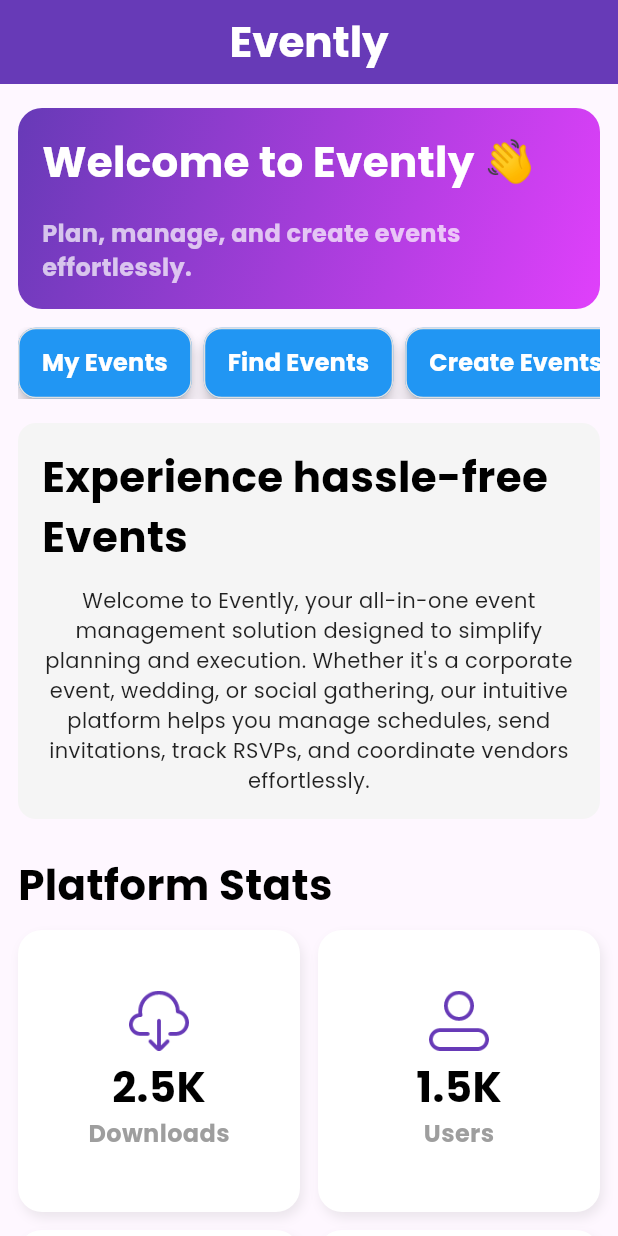
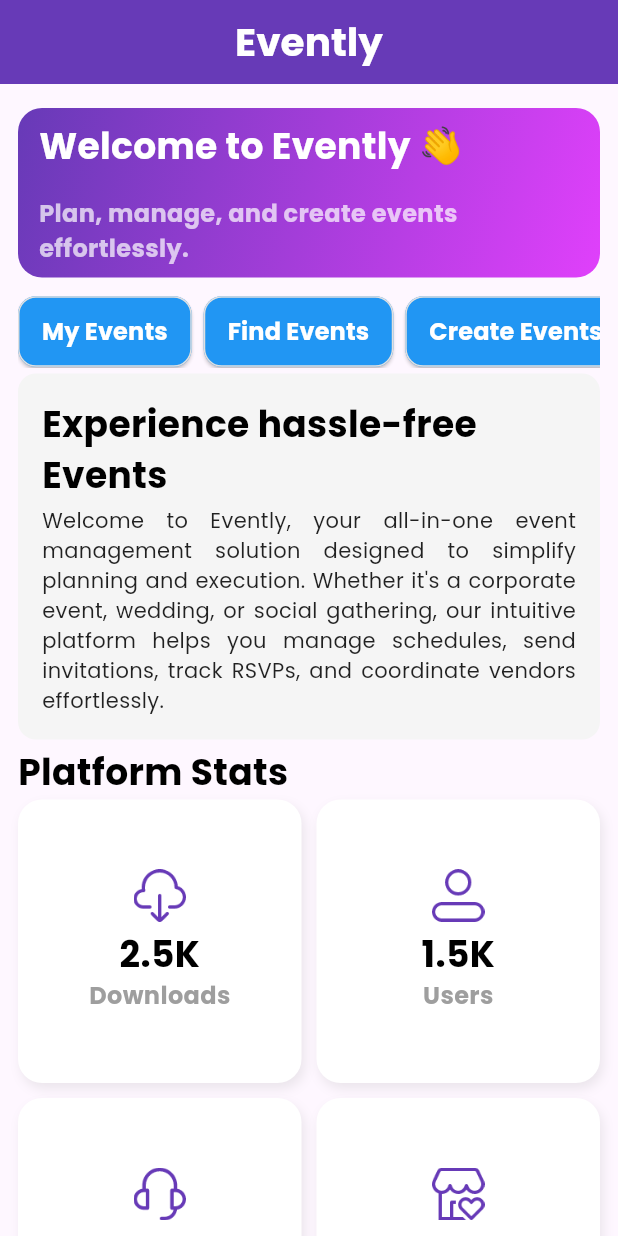
Before and after one commit to gtmpras/Evently, a Flutter app: the HomeScreen screen opened by its route, on a phone screen of 412 x 824 dp. Run offline on Flutter 3.47's test engine with Material 3 defaults, Android fonts, the phone set to English and light mode, and no system bars; our stand-ins replace cloud_firestore, firebase_auth, firebase_core, flutter_riverpod, go_router, google_fonts and 2 more; accounts and stored records are empty; statements that could not run were skipped.

Commit message:
re-structuring

```diff
--- a/lib/core/constants/font_constants.dart
+++ b/lib/core/constants/font_constants.dart
@@ -15,7 +15,7 @@ class AppFonts {
   );
 
   static TextStyle headingL = GoogleFonts.poppins(
-    fontSize: 28,
+    fontSize: 26,
     fontWeight: FontWeight.bold,
     color: Colors.black,
   );
--- a/lib/src/screens/home_screen.dart
+++ b/lib/src/presentations/home_screen.dart
@@ -36,11 +36,11 @@ class _HomeScreenState extends State<HomeScreen> {
                 _buildWelcomeBanner(),
                 VerticalGap.l,
                 _buildButtonRow(),
-                VerticalGap.xl,
+                VerticalGap.xs,
                 _buildDescriptionSection(),
-                VerticalGap.xxl,
-                Text("Platform Stats", style: AppFonts.headingL),
-                VerticalGap.m,
+                VerticalGap.xs,
+                Text("Platform Stats", style: AppFonts.heading),
+                VerticalGap.xxs,
                 _buildGridView(),
               ],
             ),
@@ -53,7 +53,7 @@ class _HomeScreenState extends State<HomeScreen> {
   Widget _buildWelcomeBanner() {
     return Container(
       width: double.infinity,
-      padding: const EdgeInsets.all(16),
+      padding: const EdgeInsets.symmetric(horizontal: 14, vertical: 8),
       decoration: BoxDecoration(
         gradient: LinearGradient(
           colors: [Colors.deepPurple, Colors.purpleAccent],
@@ -67,7 +67,7 @@ class _HomeScreenState extends State<HomeScreen> {
         children: [
           Text(
             "Welcome to Evently 👋",
-            style: AppFonts.headingL.copyWith(color: Colors.white),
+            style: AppFonts.heading.copyWith(color: Colors.white),
           ),
           VerticalGap.xl,
           Text(
@@ -88,9 +88,10 @@ class _HomeScreenState extends State<HomeScreen> {
           _buildStyledButton("Find Events", onPressed: () {}),
           _buildStyledButton(
             "Create Events",
-            onPressed: () {
-              context.push(AppRoutes.createEventPage);
-            },
+            onPressed: () => _buildCreateEvents(),
+            // () {
+            //   context.push(AppRoutes.createEventPage);
+            // },
           ),
           _buildStyledButton(
             "Sign Out",
@@ -99,6 +100,37 @@ class _HomeScreenState extends State<HomeScreen> {
           ),
         ],
       ),
+    );
+  }
+
+  _buildCreateEvents() {
+    return showModalBottomSheet(
+      context: context,
+      builder:
+          (_) => Container(
+            padding: const EdgeInsets.all(16),
+            child: Column(
+              mainAxisSize: MainAxisSize.min,
+              children: [
+                Text("Create New Event", style: AppFonts.heading),
+                VerticalGap.xs,
+                TextField(
+                  decoration: InputDecoration(
+                    labelText: "Event Name",
+                    border: OutlineInputBorder(),
+                  ),
+                ),
+                VerticalGap.s,
+                ElevatedButton(
+                  onPressed: () {
+                    // Handle event creation logic
+                    Navigator.pop(context);
+                  },
+                  child: Text("Create Event"),
+                ),
+              ],
+            ),
+          ),
     );
   }
 
@@ -114,7 +146,7 @@ class _HomeScreenState extends State<HomeScreen> {
         style: ElevatedButton.styleFrom(
           backgroundColor: isDanger ? Colors.red : Colors.blue,
           foregroundColor: isDanger ? Colors.blue : Colors.black,
-          elevation: 4,
+          elevation: 1,
           shape: RoundedRectangleBorder(
             borderRadius: BorderRadius.circular(12),
             side: BorderSide(color: Colors.grey.shade300),
@@ -135,12 +167,12 @@ class _HomeScreenState extends State<HomeScreen> {
       ),
       child: Column(
         children: [
-          Text("Experience hassle-free Events", style: AppFonts.headingL),
-          VerticalGap.l,
+          Text("Experience hassle-free Events", style: AppFonts.heading),
+          VerticalGap.xs,
           Text(
             "Welcome to Evently, your all-in-one event management solution designed to simplify planning and execution. Whether it's a corporate event, wedding, or social gathering, our intuitive platform helps you manage schedules, send invitations, track RSVPs, and coordinate vendors effortlessly.",
             style: AppFonts.bodyText,
-            textAlign: TextAlign.center,
+            textAlign: TextAlign.justify,
           ),
         ],
       ),
@@ -169,8 +201,8 @@ class _HomeScreenState extends State<HomeScreen> {
       itemCount: 4,
       gridDelegate: SliverGridDelegateWithFixedCrossAxisCount(
         crossAxisCount: 2,
-        crossAxisSpacing: 12,
-        mainAxisSpacing: 12,
+        crossAxisSpacing: 10,
+        mainAxisSpacing: 10,
         childAspectRatio: 1,
       ),
       itemBuilder: (context, index) {
@@ -192,11 +224,11 @@ class _HomeScreenState extends State<HomeScreen> {
             children: [
               Image.asset(
                 imagePaths[index],
-                height: 40,
+                height: 35,
                 color: Colors.deepPurple,
               ),
               VerticalGap.xs,
-              Text(downloadCounts[index], style: AppFonts.headingL),
+              Text(downloadCounts[index], style: AppFonts.heading),
               Text(downloadLabels[index], style: AppFonts.subheading),
             ],
           ),
```
Also changed, not shown: lib/src/partners/routes/app_router.dart (+12 -12 lines), lib/core/helper/media_query_helper.dart (deleted), lib/core/routing/route_constants.dart (renamed from lib/core/constants/route_constants.dart), lib/shared/widgets/button_widget.dart (renamed from lib/core/widgets/button_widget.dart), lib/shared/widgets/card_widget.dart (renamed from lib/core/widgets/card_widget.dart), lib/shared/widgets/textformfield_widget.dart (renamed from lib/core/widgets/textformfield_widget.dart), lib/src/presentations/login_screen.dart (renamed from lib/src/screens/login_screen.dart), lib/src/presentations/splash_screen.dart (renamed from lib/src/screens/splash_screen.dart).
